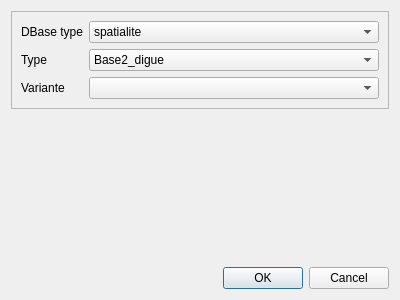
This is Lamia/iface/qgiswidget/subdialogs/lamia_newDB.ui in Artelia/Lamia as Qt 5 draws it before an edit. The edited form follows.
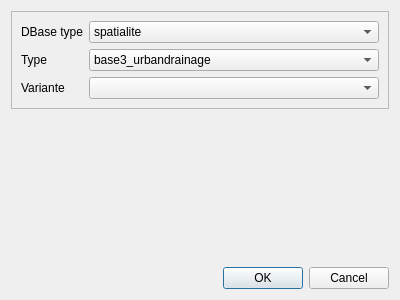
This is the edited form.

Patch:
```diff
--- a/Lamia/iface/qgiswidget/subdialogs/lamia_newDB.ui
+++ b/Lamia/iface/qgiswidget/subdialogs/lamia_newDB.ui
@@ -53,6 +53,16 @@
       </item>
       <item row="1" column="1">
        <widget class="QComboBox" name="comboBox_type">
+        <item>
+         <property name="text">
+          <string>base3_urbandrainage</string>
+         </property>
+        </item>
+        <item>
+         <property name="text">
+          <string>base3_waterdistribution</string>
+         </property>
+        </item>
         <item>
          <property name="text">
           <string>Base2_digue</string>
```
Left out of the diff: 8 changed lines with no effect on the pictures.
